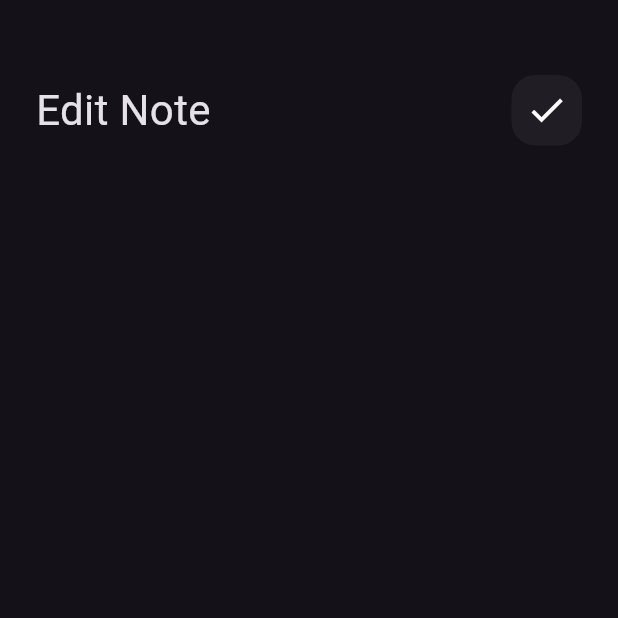
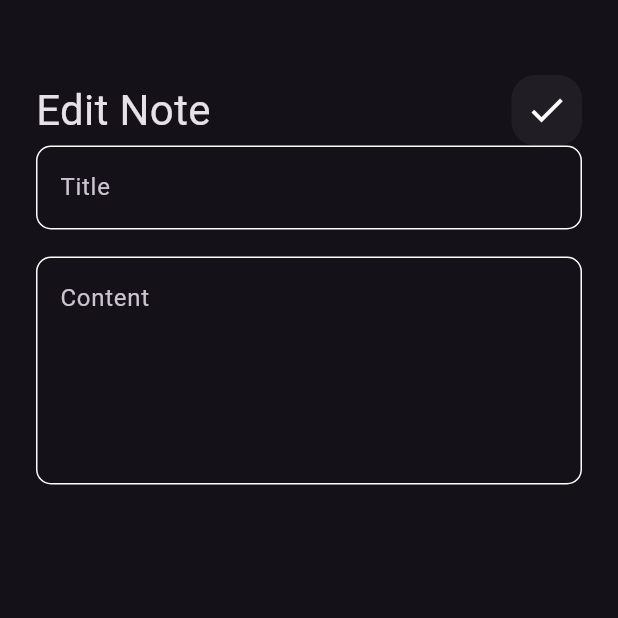
Before and after one commit to WessamKhaled/notes_app, a Flutter app: the EditNoteView screen opened directly, on a phone screen of 412 x 824 dp, the top half of it. Run offline on Flutter 3.47's test engine with Material 3 defaults, Android fonts, the phone set to English and light mode, and no system bars.

Commit message:
complite edit note view

```diff
--- a/lib/views/widgets/edit_view_body.dart
+++ b/lib/views/widgets/edit_view_body.dart
@@ -1,5 +1,6 @@
 import 'package:flutter/material.dart';
 import 'package:notes_app/views/widgets/custom_app_bar.dart';
+import 'package:notes_app/views/widgets/custom_text_field.dart';
 
 class EditNoteViewBody extends StatelessWidget {
   const EditNoteViewBody({super.key});
@@ -17,6 +18,11 @@ class EditNoteViewBody extends StatelessWidget {
             icon: Icons.check,
             title: 'Edit Note',
           ),
+          CustomTextField(hint: 'Title'),
+          SizedBox(
+            height: 18,
+          ),
+          CustomTextField(hint: 'Content',MaxLine: 5,)
         ],
       ),
     );
```
